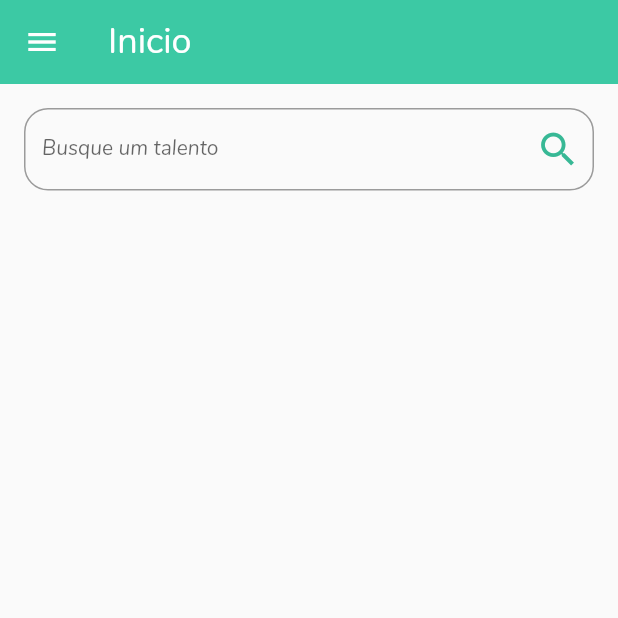
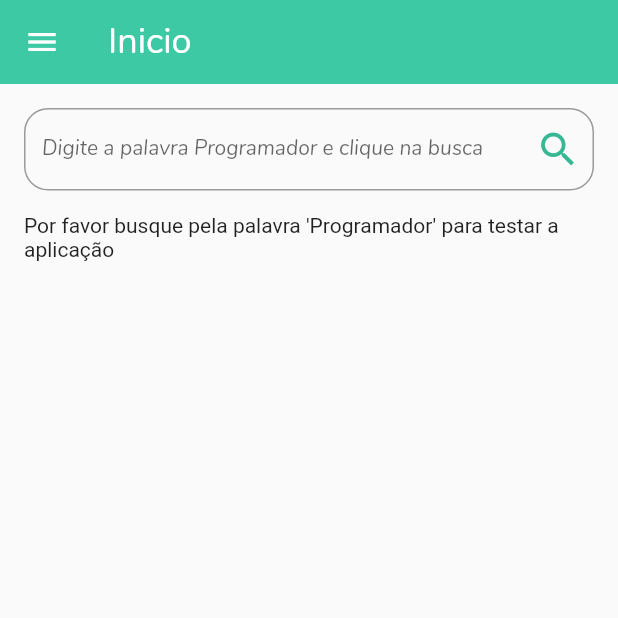
Before and after one commit to Deivid1071/trocatealentoapp, a Flutter app: the HomeScreen screen opened directly, on a phone screen of 412 x 824 dp, the top half of it. Run offline on Flutter 3.47's test engine with Material 2 defaults, Android fonts, the phone set to English and light mode, and no system bars; our stand-ins replace flutter_mobx, mobx; accounts and stored records are empty; generated files the repository leaves out were written again.

Commit message:
prototipo mockado IHC

```diff
--- a/lib/model/proposal.dart
+++ b/lib/model/proposal.dart
@@ -5,7 +5,7 @@ class Proposal {
   int proposalId;
   String date;
 
-  Proposal(this.providerId,this.contractorId, this.tcoin,this.proposalId,this.date);
+  Proposal({this.providerId,this.contractorId, this.tcoin,this.proposalId,this.date});
 
   Proposal.fromJson(Map<String, dynamic> json){
     providerId = json['id_provider'];
--- a/lib/model/schedule.dart
+++ b/lib/model/schedule.dart
@@ -5,7 +5,7 @@ class Schedule {
   int scheduleId;
   String date;
 
-  Schedule(this.providerId,this.contractorId, this.tcoin,this.scheduleId,this.date);
+  Schedule({this.providerId,this.contractorId, this.tcoin,this.scheduleId,this.date});
 
   Schedule.fromJson(Map<String, dynamic> json){
     providerId = json['id_provider'];
--- a/lib/screens/home/home_screen.dart
+++ b/lib/screens/home/home_screen.dart
@@ -1,6 +1,7 @@
 import 'package:flutter/material.dart';
 import 'package:trocatalentos_app/model/user.dart';
 import 'package:trocatalentos_app/screens/configscreens/config_screen.dart';
+import 'package:trocatalentos_app/screens/home/login_screen.dart';
 import 'package:trocatalentos_app/screens/schedules/schedules_screen.dart';
 import 'package:trocatalentos_app/screens/search_talent_screen/dart/search_talent_screen.dart';
 import 'package:trocatalentos_app/widgets/custom_drawer.dart';
@@ -32,6 +33,20 @@ class HomeScreen extends StatelessWidget {
           appBar: CustomAppBar(title: 'Configurações',).build(context),
           body: UserConfigScreen(),
           drawer: CustomDrawer(_pageController),
+          floatingActionButtonLocation: FloatingActionButtonLocation.centerFloat,
+          floatingActionButton: GestureDetector(
+            onTap: (){
+              Navigator.push(context, MaterialPageRoute(builder: (context)=>LoginScreen()));
+            },
+            child: Container(
+              height: 30,
+              width: 40,
+              child: Text('Sair', style: TextStyle(
+                  color: Colors.white,
+                  fontSize: 16
+              ),),
+            ),
+          ),
         )
       ],
     );
--- a/lib/screens/search_talent_screen/dart/search_talent_screen.dart
+++ b/lib/screens/search_talent_screen/dart/search_talent_screen.dart
@@ -1,3 +1,5 @@
+
+
 import 'package:flutter/cupertino.dart';
 import 'package:flutter/material.dart';
 import 'package:trocatalentos_app/model/talent.dart';
@@ -13,11 +15,38 @@ class _SearchTalentScreenState extends State<SearchTalentScreen> {
   TextEditingController _searchController;
   TalentApiService api;
   String search = "";
+  List<Talent> talentList;
 
   @override
   void initState() {
     _searchController = TextEditingController();
     api = TalentApiService();
+    talentList = [];
+    talentList.add(Talent(
+      userName: 'Jose',
+      talentTitle: 'Programador',
+      tcoin: 2,
+    ));
+    talentList.add(Talent(
+      userName: 'Paula',
+      talentTitle: 'Programador',
+      tcoin: 6,
+    ));
+    talentList.add(Talent(
+      userName: 'Ricardo',
+      talentTitle: 'Programador',
+      tcoin: 1,
+    ));
+    talentList.add(Talent(
+      userName: 'Alessandra',
+      talentTitle: 'Programador',
+      tcoin: 5,
+    ));
+    talentList.add(Talent(
+      userName: 'Paola',
+      talentTitle: 'Programador',
+      tcoin: 3,
+    ));
     super.initState();
   }
 
@@ -50,12 +79,13 @@ class _SearchTalentScreenState extends State<SearchTalentScreen> {
                           search = _searchController.text;
                         });
                       },
-                        child: Icon(
-                      Icons.search,
-                      color: Theme.of(context).primaryColor,
-                          size: 30,
-                    ),),
-                    hintText: 'Busque um talento',
+                      child: Icon(
+                        Icons.search,
+                        color: Theme.of(context).primaryColor,
+                        size: 30,
+                      ),
+                    ),
+                    hintText: 'Digite a palavra Programador e clique na busca',
                     hintStyle: TextStyle(
                       fontSize: 14,
                       fontFamily: 'Nunito',
@@ -75,7 +105,10 @@ class _SearchTalentScreenState extends State<SearchTalentScreen> {
               SizedBox(
                 height: 15,
               ),
-              FutureBuilder(
+              search == 'Programador'
+                  ? _buildListTalent('Resultado', talentList: talentList)
+                  : Container(child: Text("Por favor busque pela palavra 'Programador' para testar a aplicação"),),
+              /*FutureBuilder(
                   future: search.isNotEmpty && search != null ? api.getTalentBySearch(search) : null,
                   builder: (context, snapshot) {
                     switch (snapshot.connectionState) {
@@ -110,8 +143,7 @@ class _SearchTalentScreenState extends State<SearchTalentScreen> {
                         break;
                     }
                     return Container();
-                  }),
-              //_buildListSchedule('Resultado'),
+                  }),*/
             ],
           ),
         ),
--- a/lib/services/proposal_api_service.dart
+++ b/lib/services/proposal_api_service.dart
@@ -9,7 +9,7 @@ import 'package:http/http.dart' as http;
 
 class ProposalApiService {
   final String _baseUrl = environment['baseUrl'];
-  String authToken = User.token.replaceAll('"', '').trim();
+  //String authToken = User.token.replaceAll('"', '').trim();
 
   Future<ProposalResponse> getProposalData() async {
 
@@ -19,7 +19,7 @@ class ProposalApiService {
           headers: <String, String>{
             'Content-Type': 'application/json; charset=UTF-8',
             'Accept': 'application/json',
-            "Authorization": "Bearer $authToken"
+            //"Authorization": "Bearer $authToken"
           },
           )
           .timeout(const Duration(seconds: 10));
--- a/lib/services/schedule_api_service.dart
+++ b/lib/services/schedule_api_service.dart
@@ -10,7 +10,7 @@ import 'package:http/http.dart' as http;
 
 class ScheduleApiService {
   final String _baseUrl = environment['baseUrl'];
-  String authToken = User.token.replaceAll('"', '').trim();
+  //String authToken = User.token.replaceAll('"', '').trim();
 
   Future<ScheduleResponse> getScheduleData() async {
 
@@ -20,7 +20,7 @@ class ScheduleApiService {
           headers: <String, String>{
             'Content-Type': 'application/json; charset=UTF-8',
             'Accept': 'application/json',
-             "Authorization": "Bearer $authToken"
+             //"Authorization": "Bearer $authToken"
           },
           )
           .timeout(const Duration(seconds: 10));
--- a/lib/services/talent_api_service.dart
+++ b/lib/services/talent_api_service.dart
@@ -11,7 +11,7 @@ import 'package:http/http.dart' as http;
 
 class TalentApiService {
   final String _baseUrl = environment['baseUrl'];
-  String authToken = User.token.replaceAll('"', '').trim();
+  //String authToken = User.token.replaceAll('"', '').trim();
 
   Future<TalentResponse> getTalentBySearch(String search) async {
 
@@ -21,13 +21,13 @@ class TalentApiService {
           headers: <String, String>{
             'Content-Type': 'application/json; charset=UTF-8',
             'Accept': 'application/json',
-             "Authorization": "Bearer $authToken"
+             //"Authorization": "Bearer $authToken"
           },
           )
           .timeout(const Duration(seconds: 10));
 
-      print(response.statusCode);
-      print(json.decode(response.body));
+      //print(response.statusCode);
+      //print(json.decode(response.body));
       switch (response.statusCode) {
         case 200:
           return TalentResponse.fromJson(json.decode(response.body));
--- a/lib/widgets/tiles/scheduleexpansiontile.dart
+++ b/lib/widgets/tiles/scheduleexpansiontile.dart
@@ -26,7 +26,7 @@ class _CustomExpansionTileState extends State<CustomExpansionTile> {
         ),
         child: ExpansionTile(
           title: Text(
-            "Agendamento em ${widget.schedule.date}",
+            "Agendamento em ${DateTime.now()}",
             style: TextStyle(
               fontFamily: 'Nunito',
               fontWeight: FontWeight.bold,
```
Also changed, not shown: lib/screens/home/login_screen.dart (+7 -2 lines), lib/screens/home/register_screen.dart (+9 -4 lines), lib/screens/schedules/schedules_screen.dart (+23 -4 lines), lib/widgets/tiles/configtile.dart (+19 -1 lines), lib/widgets/tiles/invitetile.dart (+17 -1 lines), lib/widgets/tiles/talent_tile.dart (+19 -1 lines).
